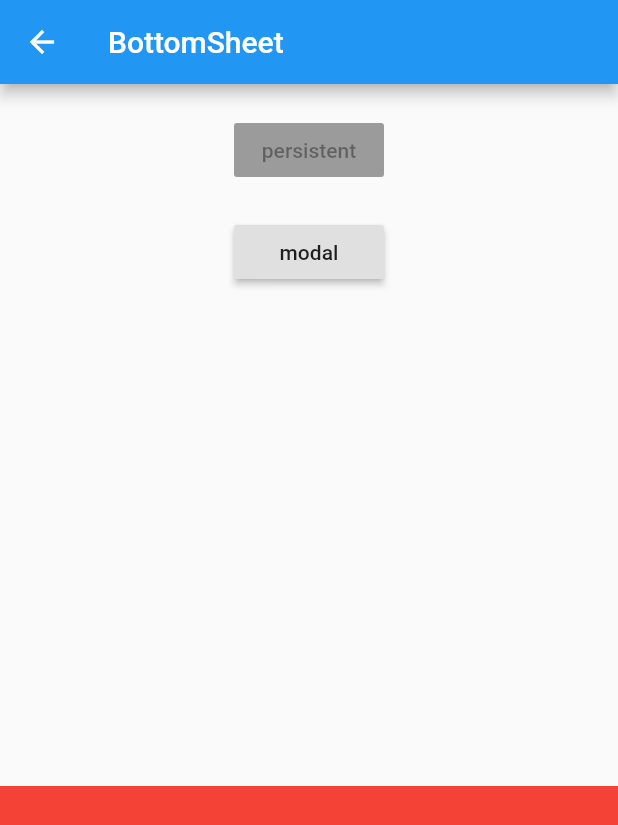
After one commit to BlackFlagBin/flutterpractice, a Flutter app: the BottomSheetPage screen opened by its route, after a tap on "persistent", on a phone screen of 412 x 824 dp. The commit adds this screen. Shown: the top 825 px of the screen. Run offline on Flutter 3.47's test engine with Material 2 defaults, Android fonts, the phone set to English and light mode, and no system bars.

Commit message:
BottomSheet

```diff
--- a/lib/main.dart
+++ b/lib/main.dart
@@ -1,5 +1,6 @@
 import 'package:flutter/material.dart';
 import 'package:flutterpractice/page/bottom_navigation_bar_page.dart';
+import 'package:flutterpractice/page/bottom_sheet_page.dart';
 import 'package:flutterpractice/page/calculator_practice_page.dart';
 import 'package:flutterpractice/page/collapsing_tool_bar_page.dart';
 import 'package:flutterpractice/page/gridview_page.dart';
@@ -25,6 +26,7 @@ class MyApp extends StatelessWidget {
         "Layout": (context) => new LayoutPage(),
         "Video": (context) => new VideoPage(),
         "CollapsingToolBar": (context) => new CollapsingToolBarPage(),
+        "BottomSheet": (context) => new BottomSheetPage(),
         "Calculator Practice": (context) => new CalculatorPracticePage(),
         "Swipe To Delete Practice": (context) => new SwipeToDeletePage(),
       },
@@ -50,6 +52,7 @@ class _HomePartPageState extends State<HomePartPage> {
     _demoList.add("Layout");
     _demoList.add("Video");
     _demoList.add("CollapsingToolBar");
+    _demoList.add("BottomSheet");
     _demoList.add("Calculator Practice");
     _demoList.add("Swipe To Delete Practice");
   }
--- /dev/null
+++ b/lib/page/bottom_sheet_page.dart
@@ -0,0 +1,82 @@
+import 'package:flutter/material.dart';
+
+class BottomSheetPage extends StatefulWidget {
+  @override
+  _BottomSheetPageState createState() => _BottomSheetPageState();
+}
+
+class _BottomSheetPageState extends State<BottomSheetPage> {
+  var _scaffoldKey = new GlobalKey<ScaffoldState>();
+
+  VoidCallback _showPersistentCallBack;
+
+  @override
+  void initState() {
+    super.initState();
+    _showPersistentCallBack = _showPersistentBottomSheet;
+  }
+
+  void _showPersistentBottomSheet() {
+    setState(() {
+      _showPersistentCallBack = null;
+    });
+    _scaffoldKey.currentState
+        .showBottomSheet((context) {
+          return new Container(
+            height: 300.0,
+            color: Colors.red,
+          );
+        })
+        .closed
+        .whenComplete(() {
+          if (mounted) {
+            setState(() {
+              _showPersistentCallBack = _showPersistentBottomSheet;
+            });
+          }
+        });
+  }
+
+  void _showModalBottomSheet() {
+    showModalBottomSheet(
+        context: context,
+        builder: (context) {
+          return new Container(
+            height: 300.0,
+            color: Colors.blue,
+          );
+        });
+  }
+
+  @override
+  Widget build(BuildContext context) {
+    return new Scaffold(
+      key: _scaffoldKey,
+      appBar: new AppBar(
+        title: new Text("BottomSheet"),
+      ),
+      body: new Container(
+        width: double.infinity,
+        padding: const EdgeInsets.only(top: 20.0),
+        child: new Column(
+          mainAxisAlignment: MainAxisAlignment.start,
+          children: <Widget>[
+            new Container(
+                width: 100.0,
+                child: new RaisedButton(
+                  onPressed: _showPersistentCallBack,
+                  child: new Text("persistent"),
+                )),
+            new Padding(padding: const EdgeInsets.only(top: 20.0)),
+            new Container(
+                width: 100.0,
+                child: new RaisedButton(
+                  onPressed: _showModalBottomSheet,
+                  child: new Text("modal"),
+                )),
+          ],
+        ),
+      ),
+    );
+  }
+}
```
